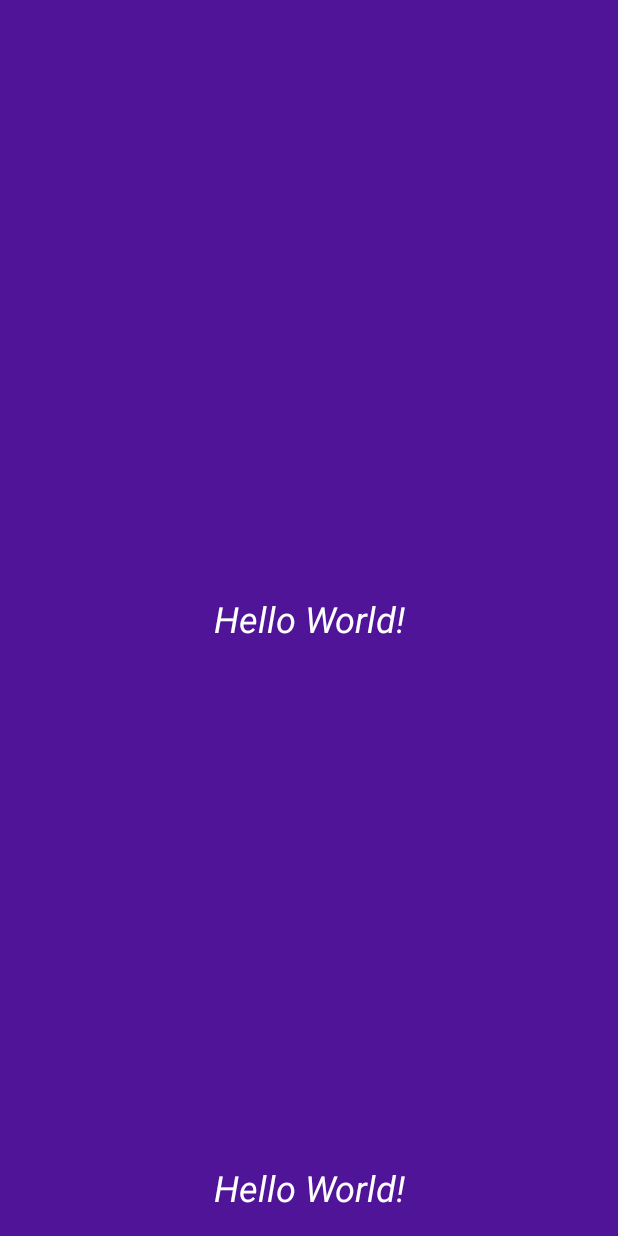
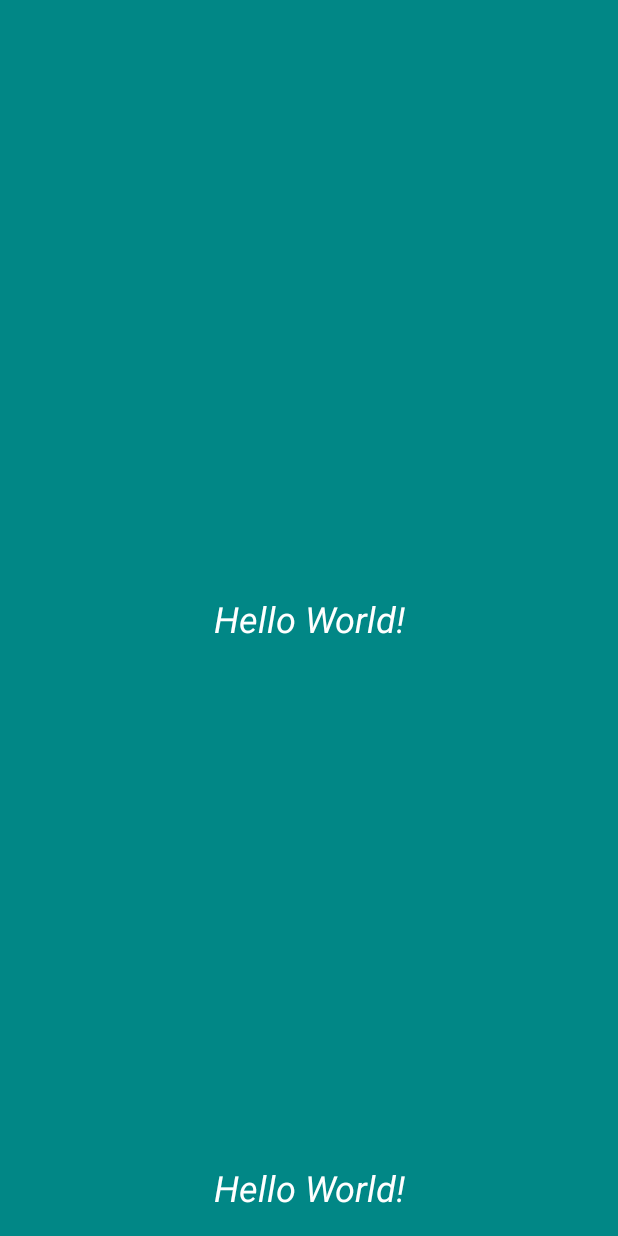
Before and after one commit to marlasantos24/ArquitecturaMS, an Android app: the layout activity_main.xml on its own in the app's theme, with its tools: preview values and no code run, on a phone screen of 412 x 824 dp. Run offline under Robolectric (Android 15) with nearby library versions, the phone set to English and light mode, and no system bars.

Commit message:
importarlibreriaspt2

```diff
--- a/app/build.gradle
+++ b/app/build.gradle
@@ -49,7 +49,11 @@ dependencies {
     implementation "androidx.fragment:fragment-ktx:1.3.2"
     // Activity
     implementation "androidx.activity:activity-ktx:1.2.2"
-
+    // Retrofit
+    implementation "com.squareup.retrofit2:retrofit:2.9.0"
+    implementation "com.squareup.retrofit2:converter-gson:2.9.0"
+    //Corrutinas
+    implementation 'org.jetbrains.kotlinx:kotlinx-coroutines-android:1.6.0'
 
     testImplementation 'junit:junit:4.13.2'
     androidTestImplementation 'androidx.test.ext:junit:1.1.3'
--- a/app/src/main/AndroidManifest.xml
+++ b/app/src/main/AndroidManifest.xml
@@ -1,6 +1,8 @@
 <?xml version="1.0" encoding="utf-8"?>
 <manifest xmlns:android="http://schemas.android.com/apk/res/android"
     package="com.Marla.arquitectura">
+
+    <uses-permission android:name="android.permission.INTERNET"/>
 
     <application
         android:allowBackup="true"
--- a/app/src/main/res/layout/activity_main.xml
+++ b/app/src/main/res/layout/activity_main.xml
@@ -5,7 +5,7 @@
     android:id="@+id/viewContainer"
     android:layout_width="match_parent"
     android:layout_height="match_parent"
-    android:background="@color/background"
+    android:background="@color/teal_700"
     tools:context=".view.MainActivity">
 
     <TextView
--- a/app/src/main/res/values/themes.xml
+++ b/app/src/main/res/values/themes.xml
@@ -2,8 +2,8 @@
     <!-- Base application theme. -->
     <style name="Theme.Arquitectura" parent="Theme.MaterialComponents.DayNight.NoActionBar">
         <!-- Primary brand color. -->
-        <item name="colorPrimary">@color/purple_500</item>
-        <item name="colorPrimaryVariant">@color/purple_700</item>
+        <item name="colorPrimary">@color/teal_700</item>
+        <item name="colorPrimaryVariant">@color/teal_200</item>
         <item name="colorOnPrimary">@color/white</item>
         <!-- Secondary brand color. -->
         <item name="colorSecondary">@color/teal_200</item>
```
